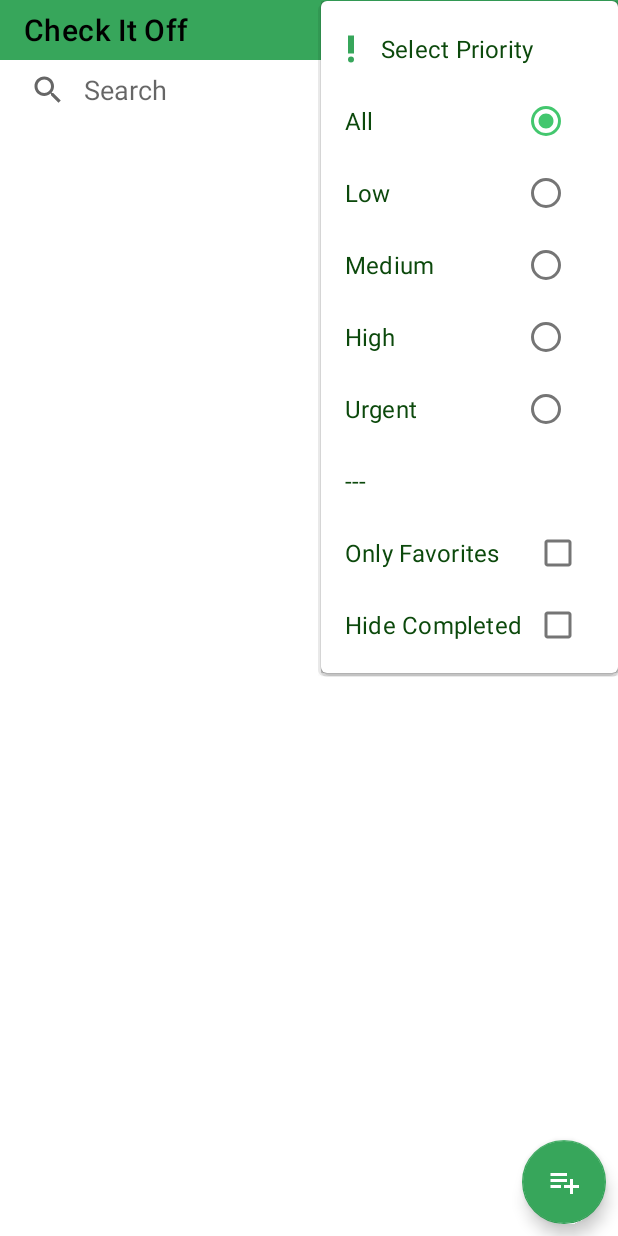
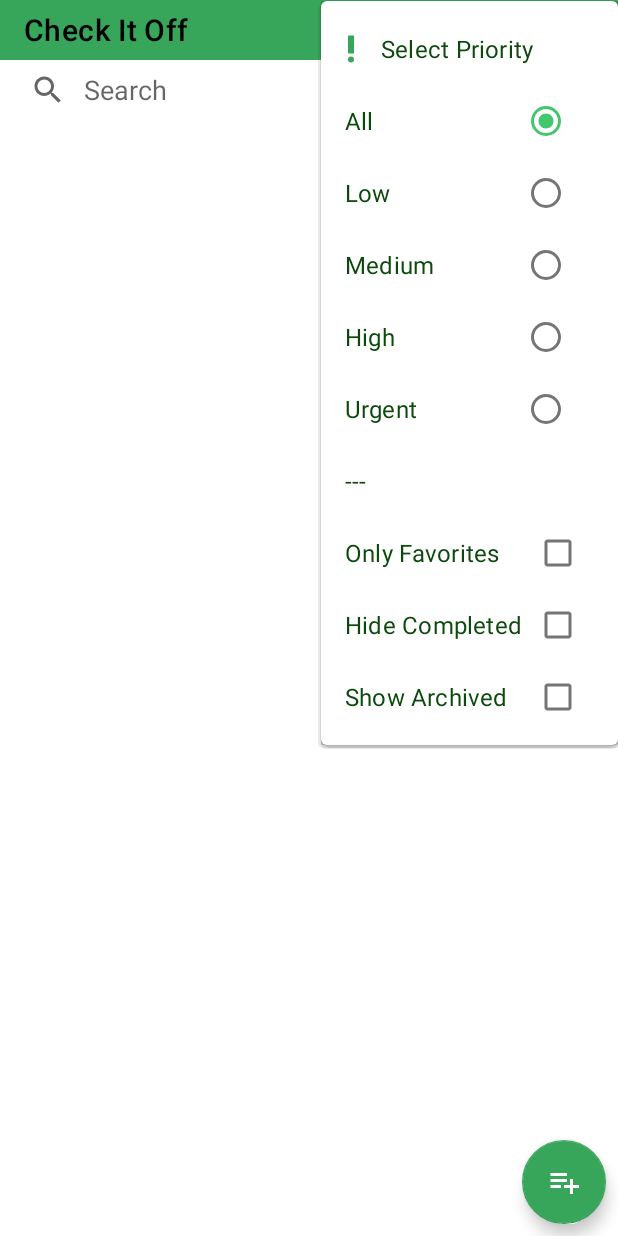
Before and after one commit to yemregul94/Android-ToDoList, an Android app: the screen it shows after launch once a user with an empty profile is signed in (MainActivity), after a tap on "Filter", on a phone screen of 412 x 824 dp. Run offline under Robolectric (Android 15) with nearby library versions, the phone set to English and light mode, and no system bars; our stand-ins replace Dagger/Hilt's generated code, Firebase (no records; nobody signed in at launch, a user with empty details on screens opened directly).

Commit message:
duplicate and archieve option for list items

```diff
--- a/app/src/main/java/com/moonlight/todolist/data/model/ToDoListItem.kt
+++ b/app/src/main/java/com/moonlight/todolist/data/model/ToDoListItem.kt
@@ -12,6 +12,7 @@
     var subTaskList: List<ToDoSubTask>? = null,
     var color: String = "",
     var favorite: Boolean = false,
+    var archived: Boolean = false,
 
     var createTime: String = "",
     var updateTime: String = ""
--- a/app/src/main/java/com/moonlight/todolist/ui/main/dashboard/DashboardFragment.kt
+++ b/app/src/main/java/com/moonlight/todolist/ui/main/dashboard/DashboardFragment.kt
@@ -148,6 +148,12 @@
         adapter.onFavClick = { position ->
             toggleFavorite(adapter.differ.currentList[position])
         }
+        adapter.onDuplicateClick = { position ->
+            duplicateListItem(adapter.differ.currentList[position])
+        }
+        adapter.onArchiveClick = { position ->
+            toggleArchive(adapter.differ.currentList[position])
+        }
     }
 
     private fun newListItem() {
@@ -194,6 +200,10 @@
         }).attachToRecyclerView(binding.rvLists)
     }
 
+    private fun duplicateListItem(listItem: ToDoListItem) {
+        viewModel.duplicateListItem(listItem, getString(R.string.copy))
+    }
+
     private fun deleteListItem(listID: String){
         viewModel.deleteListItems(listID)
     }
@@ -209,6 +219,10 @@
 
     private fun toggleFavorite(listItem: ToDoListItem){
         viewModel.toggleFavorite(listItem)
+    }
+
+    private fun toggleArchive(listItem: ToDoListItem){
+        viewModel.toggleArchive(listItem)
     }
 
     override fun onQueryTextSubmit(query: String?): Boolean {
@@ -232,6 +246,9 @@
                 menuInflater.inflate(R.menu.menu, menu)
                 menu[1].subMenu?.getItem(SORT_LIST.indexOf(viewModel.sortCriteria))?.isChecked = true
                 menu[0].subMenu?.getItem(viewModel.priority+2)?.isChecked = true
+                menu.findItem(R.id.menu_filter_fav).isChecked = viewModel.filterFavorites
+                menu.findItem(R.id.menu_filter_uncomplete).isChecked = viewModel.hideCompleted
+                menu.findItem(R.id.menu_filter_archive).isChecked = viewModel.showArchived
             }
             override fun onMenuItemSelected(menuItem: MenuItem): Boolean {
                 menuItem.isChecked = !menuItem.isChecked
@@ -248,6 +265,10 @@
                     }
                     R.id.menu_filter_uncomplete -> {
                         viewModel.hideCompleted = menuItem.isChecked
+                        viewModel.applyFilters()
+                    }
+                    R.id.menu_filter_archive -> {
+                        viewModel.showArchived = menuItem.isChecked
                         viewModel.applyFilters()
                     }
                     R.id.menu_low -> {
@@ -279,7 +300,6 @@
                     }
                     R.id.menu_title -> {
                         saveSortChoice("title")
-
                     }
                     R.id.menu_title_desc -> {
                         saveSortChoice("title reverse")
--- a/app/src/main/java/com/moonlight/todolist/ui/main/dashboard/DashboardViewModel.kt
+++ b/app/src/main/java/com/moonlight/todolist/ui/main/dashboard/DashboardViewModel.kt
@@ -26,6 +26,7 @@
     var selectedCategoryIndex: Int = 0
     var hideCompleted: Boolean = false
     var filterFavorites: Boolean = false
+    var showArchived: Boolean = false
     var searchQuery: String = ""
     var sortCriteria: String = "last updated"
     var priority: Int = -1
@@ -38,6 +39,11 @@
 
     private fun loadListItems(){
         _toDoListsItem = trepo.getListItems(uid)
+    }
+
+    fun duplicateListItem(list: ToDoListItem, copyString: String) {
+        list.title = "${list.title} $copyString"
+        trepo.newListItem(list, uid)
     }
 
     fun deleteListItems(listID: String){
@@ -59,8 +65,13 @@
         trepo.updateListItem(newList, uid)
     }
 
+    fun toggleArchive(list: ToDoListItem){
+        val newList = list.copy(archived = !list.archived)
+        trepo.updateListItem(newList, uid)
+    }
+
     fun undoDelete(list: ToDoListItem){
-        trepo.newListItem(list, uid)
+        trepo.updateListItem(list, uid)
     }
 
     fun applyFilters() {
@@ -76,6 +87,9 @@
             }
             if(filterFavorites){
                 filterList = filterList?.filter { it.favorite }
+            }
+            if(!showArchived){
+                filterList = filterList?.filterNot { it.archived }
             }
             if (selectedCategoryIndex != 0){
                 filterList = filterList?.filter {
--- a/app/src/main/java/com/moonlight/todolist/ui/main/listitemdetails/ListItemDetailsFragment.kt
+++ b/app/src/main/java/com/moonlight/todolist/ui/main/listitemdetails/ListItemDetailsFragment.kt
@@ -228,6 +228,7 @@
             toDoSubTasks,
             selectedColor,
             binding.checkFavoriteDetails.isChecked,
+            archived = false,
             Calendar.getInstance(Locale.ENGLISH).time.toString(),
             Calendar.getInstance(Locale.ENGLISH).time.toString()
         )
@@ -247,6 +248,7 @@
             toDoSubTasks,
             selectedColor,
             binding.checkFavoriteDetails.isChecked,
+            bundle.toDoListItem!!.archived,
             bundle.toDoListItem!!.createTime,
             Calendar.getInstance(Locale.ENGLISH).time.toString()
         )
--- a/app/src/main/res/menu/menu.xml
+++ b/app/src/main/res/menu/menu.xml
@@ -44,6 +44,9 @@
                 <item
                     android:id="@+id/menu_filter_uncomplete"
                     android:title="@string/menu_hide_completed" />
+                <item
+                    android:id="@+id/menu_filter_archive"
+                    android:title="@string/show_archived" />
             </group>
         </menu>
     </item>
@@ -87,5 +90,5 @@
         android:icon="@drawable/ic_logout"
         android:title="@string/logout"
         android:visible="false"
-        app:showAsAction="always" />
+        app:showAsAction="ifRoom" />
 </menu>
--- /dev/null
+++ b/app/src/main/res/menu/menu_popup.xml
@@ -0,0 +1,12 @@
+<?xml version="1.0" encoding="utf-8"?>
+<menu xmlns:app="http://schemas.android.com/apk/res-auto"
+    xmlns:android="http://schemas.android.com/apk/res/android">
+
+    <item
+        android:id="@+id/menu_duplicate"
+        android:title="@string/duplicate" />
+    <item
+        android:id="@+id/menu_archive"
+        android:checkable="true"
+        android:title="@string/archive" />
+</menu>
--- a/app/src/main/res/values/strings.xml
+++ b/app/src/main/res/values/strings.xml
@@ -137,6 +137,12 @@
     <string name="menu_a_z">A-Z</string>
     <string name="menu_z_a">Z-A</string>
 
+    //Popup Menu
+    <string name="copy">Copy</string>
+    <string name="duplicate">Duplicate</string>
+    <string name="archive">Archive</string>
+    <string name="show_archived">Show Archived</string>
+
     //Auth Common
     <string name="email">Email</string>
     <string name="password">Password</string>
```
Also changed, not shown: app/src/main/java/com/moonlight/todolist/ui/main/MainActivity.kt (+4 -3 lines), app/src/main/java/com/moonlight/todolist/ui/main/dashboard/DashboardAdapter.kt (+25 -0 lines), 1 other file.
